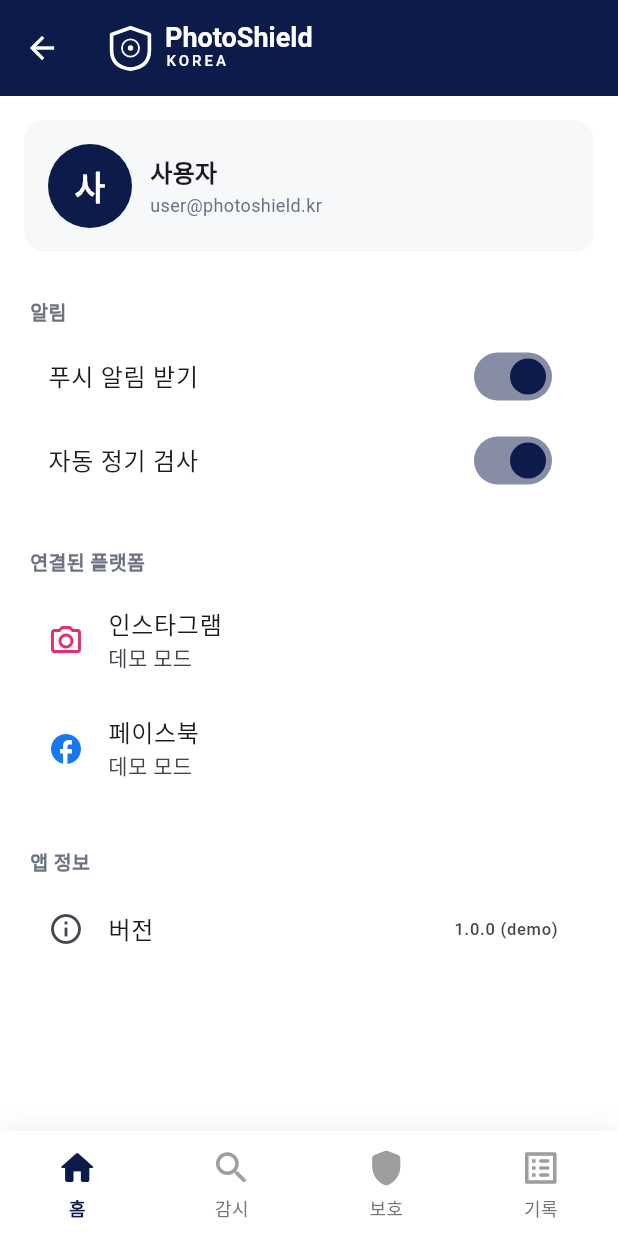
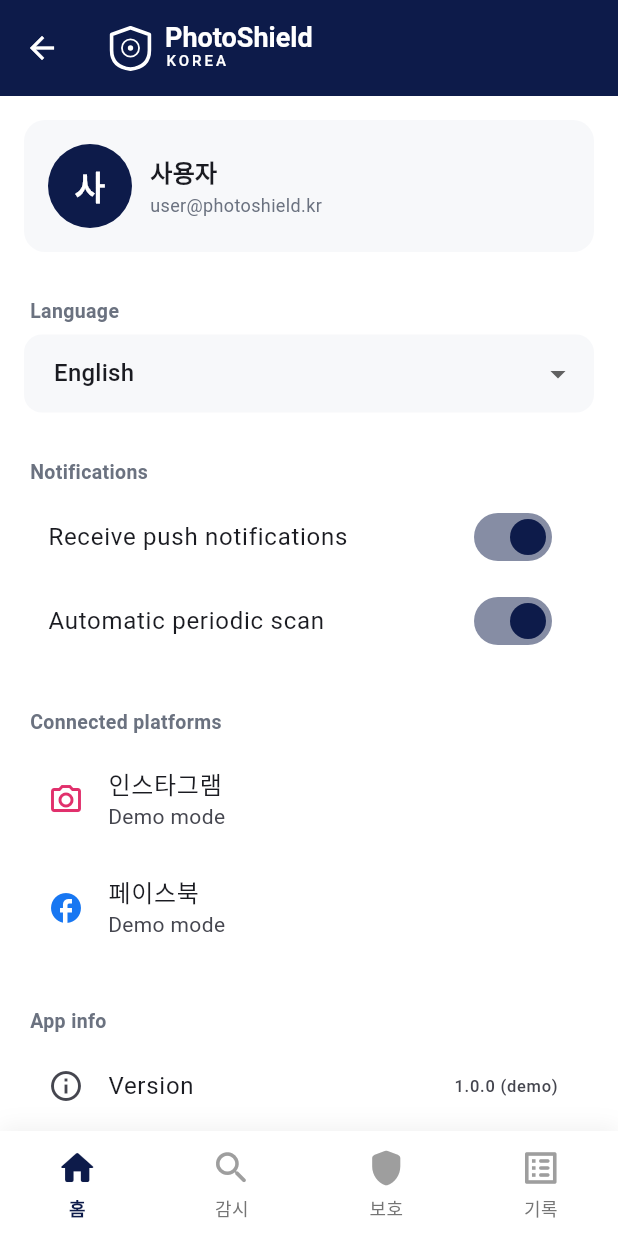
Before and after one commit to thetkomaung9/photo_shield, a Flutter app: the SettingsScreen screen opened by its route, on a phone screen of 412 x 824 dp. Run offline on Flutter 3.47's test engine with Material 3 defaults, Android fonts, the phone set to English and light mode, and no system bars; our stand-ins replace dio, flutter_riverpod, flutter_secure_storage, go_router, image_picker, shared_preferences; accounts and stored records are empty; network calls fail.

Commit message:
Updated Changes

```diff
--- a/lib/app.dart
+++ b/lib/app.dart
@@ -1,5 +1,6 @@
 import 'package:flutter/material.dart';
 import 'package:flutter_riverpod/flutter_riverpod.dart';
+import 'core/localization/app_locale.dart';
 import 'core/router.dart';
 import 'core/theme.dart';
 
@@ -9,10 +10,15 @@ class PhotoShieldApp extends ConsumerWidget {
   @override
   Widget build(BuildContext context, WidgetRef ref) {
     final router = ref.watch(routerProvider);
+    final locale = ref.watch(localeProvider);
+
     return MaterialApp.router(
-      title: 'PhotoShield Korea',
+      title: AppLocale.titleFor(locale),
       theme: AppTheme.light,
       routerConfig: router,
+      locale: locale,
+      supportedLocales: AppLocale.supportedLocales,
+      localizationsDelegates: AppLocale.localizationsDelegates,
       debugShowCheckedModeBanner: false,
     );
   }
--- a/lib/features/settings/screens/settings_screen.dart
+++ b/lib/features/settings/screens/settings_screen.dart
@@ -2,6 +2,7 @@ import 'package:flutter/material.dart';
 import 'package:flutter_riverpod/flutter_riverpod.dart';
 import 'package:go_router/go_router.dart';
 
+import '../../../core/localization/app_locale.dart';
 import '../../../core/services/mock_data.dart';
 import '../../../core/theme.dart';
 import '../../../shared/widgets/photoshield_logo.dart';
@@ -21,6 +22,8 @@ class _SettingsScreenState extends ConsumerState<SettingsScreen> {
   @override
   Widget build(BuildContext context) {
     final user = MockData.currentUser;
+    final locale = ref.watch(localeProvider);
+
     return Scaffold(
       backgroundColor: Colors.white,
       appBar: AppBar(
@@ -82,39 +85,65 @@ class _SettingsScreenState extends ConsumerState<SettingsScreen> {
             ),
           ),
           const SizedBox(height: 24),
-          const _SectionTitle(title: '알림'),
+          _SectionTitle(title: context.tr('language')),
+          DropdownButtonFormField<String>(
+            value: locale.languageCode,
+            decoration: InputDecoration(
+              filled: true,
+              fillColor: AppTheme.cardBg,
+              border: OutlineInputBorder(
+                borderRadius: BorderRadius.circular(12),
+                borderSide: BorderSide.none,
+              ),
+            ),
+            items: [
+              DropdownMenuItem(
+                value: 'en',
+                child: Text(context.tr('english')),
+              ),
+              DropdownMenuItem(
+                value: 'ko',
+                child: Text(context.tr('korean')),
+              ),
+            ],
+            onChanged: (value) {
+              if (value == null) return;
+              ref.read(localeProvider.notifier).setLocale(Locale(value));
+            },
+          ),
+          const SizedBox(height: 24),
+          _SectionTitle(title: context.tr('notifications')),
           SwitchListTile(
             value: _push,
             onChanged: (v) => setState(() => _push = v),
-            title: const Text('푸시 알림 받기'),
+            title: Text(context.tr('receivePushNotifications')),
             activeThumbColor: AppTheme.primary,
           ),
           SwitchListTile(
             value: _autoScan,
             onChanged: (v) => setState(() => _autoScan = v),
-            title: const Text('자동 정기 검사'),
+            title: Text(context.tr('automaticPeriodicScan')),
             activeThumbColor: AppTheme.primary,
           ),
           const SizedBox(height: 24),
-          const _SectionTitle(title: '연결된 플랫폼'),
+          _SectionTitle(title: context.tr('connectedPlatforms')),
           const ListTile(
-            leading: Icon(Icons.camera_alt_outlined,
-                color: AppTheme.instagramPink),
+            leading:
+                Icon(Icons.camera_alt_outlined, color: AppTheme.instagramPink),
             title: Text('인스타그램'),
-            subtitle: Text('데모 모드'),
+            subtitle: Text('Demo mode'),
           ),
           const ListTile(
-            leading:
-                Icon(Icons.facebook_rounded, color: Color(0xFF1877F2)),
+            leading: Icon(Icons.facebook_rounded, color: Color(0xFF1877F2)),
             title: Text('페이스북'),
-            subtitle: Text('데모 모드'),
+            subtitle: Text('Demo mode'),
           ),
           const SizedBox(height: 24),
-          const _SectionTitle(title: '앱 정보'),
-          const ListTile(
+          _SectionTitle(title: context.tr('appInfo')),
+          ListTile(
             leading: Icon(Icons.info_outline),
-            title: Text('버전'),
-            trailing: Text('1.0.0 (demo)'),
+            title: Text(context.tr('version')),
+            trailing: const Text('1.0.0 (demo)'),
           ),
         ],
       ),
```
Also changed, not shown: lib/core/localization/app_locale.dart (line endings or trailing spaces).
